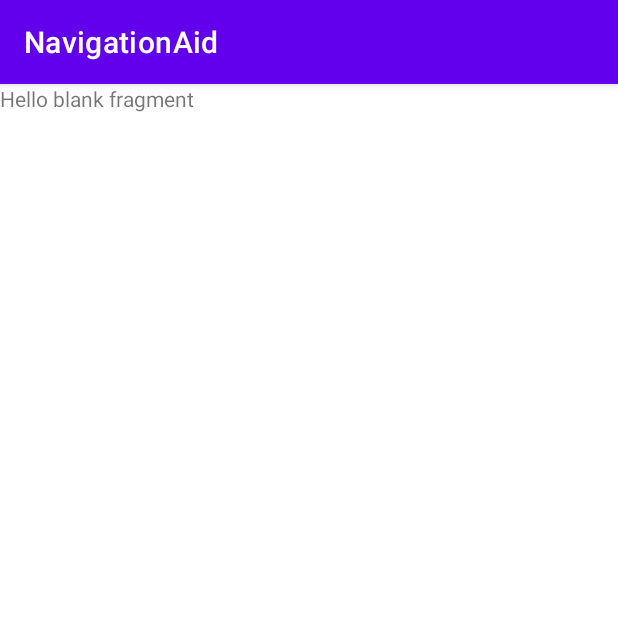
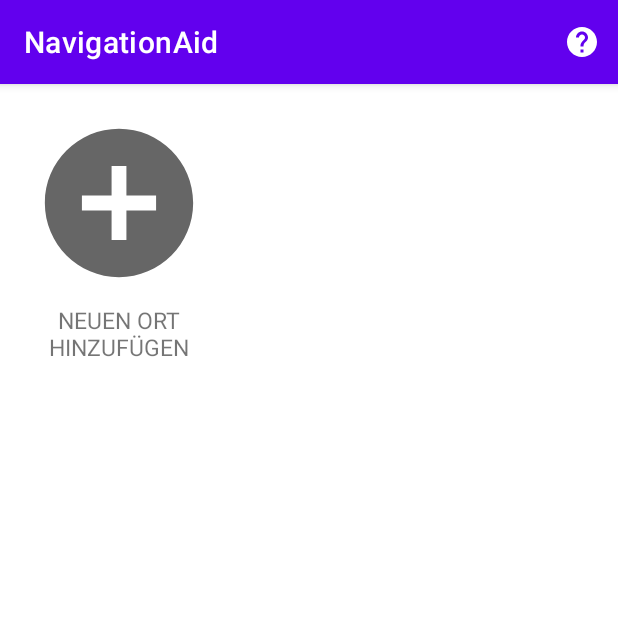
Before and after one commit to GumiBear93/NavigationAid, an Android app: the PlacesFragment screen opened through its navigation route, on a phone screen of 412 x 824 dp, the top half of it. Run offline under Robolectric (Android 15) with nearby library versions, the phone set to English and light mode, and no system bars.

Commit message:
set up basic Recycler View with Adapter in PlacesFragment.kt

```diff
--- a/app/src/main/java/com/example/navigationaid/HomeFragment.kt
+++ b/app/src/main/java/com/example/navigationaid/HomeFragment.kt
@@ -5,6 +5,7 @@ import android.view.LayoutInflater
 import android.view.View
 import android.view.ViewGroup
 import androidx.fragment.app.Fragment
+import androidx.navigation.fragment.findNavController
 import com.example.navigationaid.databinding.FragmentHomeBinding
 
 
@@ -20,6 +21,19 @@ class HomeFragment : Fragment() {
         return binding.root
     }
 
+    override fun onViewCreated(view: View, savedInstanceState: Bundle?) {
+        super.onViewCreated(view, savedInstanceState)
+        //take user to List of Places in PlacesFragment
+        binding.myPlaces.setOnClickListener {
+            findNavController().navigate(R.id.action_homeFragment_to_placesFragment)
+        }
+
+        //take user to take Quiz in QuizContainerFragment
+        binding.takeQuiz.setOnClickListener {
+            findNavController().navigate(R.id.action_homeFragment_to_quizContainerFragment)
+        }
+    }
+
     override fun onDestroyView() {
         super.onDestroyView()
         _binding = null
--- a/app/src/main/java/com/example/navigationaid/MainActivity.kt
+++ b/app/src/main/java/com/example/navigationaid/MainActivity.kt
@@ -1,6 +1,8 @@
 package com.example.navigationaid
 
 import android.os.Bundle
+import android.view.Menu
+import android.view.MenuInflater
 import androidx.appcompat.app.AppCompatActivity
 import androidx.navigation.NavController
 import androidx.navigation.fragment.NavHostFragment
@@ -20,4 +22,11 @@ class MainActivity : AppCompatActivity(R.layout.activity_main) {
     override fun onSupportNavigateUp(): Boolean {
         return navController.navigateUp() || super.onSupportNavigateUp()
     }
+
+    // shows Help-Symbol on each screen for user support
+    override fun onCreateOptionsMenu(menu: Menu): Boolean {
+        val inflater: MenuInflater = menuInflater
+        inflater.inflate(R.menu.layout_menu, menu)
+        return true
+    }
 }
--- /dev/null
+++ b/app/src/main/java/com/example/navigationaid/PlacesAdapter.kt
@@ -0,0 +1,43 @@
+package com.example.navigationaid
+
+import android.view.LayoutInflater
+import android.view.View
+import android.view.ViewGroup
+import android.widget.ImageView
+import android.widget.TextView
+import androidx.recyclerview.widget.RecyclerView
+
+class PlacesAdapter :
+    RecyclerView.Adapter<PlacesAdapter.PlaceViewHolder>(){
+
+    //placeholder for size of list of places, empty right now
+    private val placesList = listOf<Int>()
+
+    class PlaceViewHolder(val view: View) : RecyclerView.ViewHolder(view) {
+        //name of place
+        val textView = view.findViewById<TextView>(R.id.textView)
+        //image of place
+        val imageView = view.findViewById<ImageView>(R.id.imageView)
+        //if last item in list, it can be clicked to add new place
+    }
+
+    override fun getItemCount(): Int {
+        //return number of places plus one for adding new places
+        return placesList.size + 1
+    }
+
+    override fun onCreateViewHolder(parent: ViewGroup, viewType: Int): PlaceViewHolder {
+        val layout = LayoutInflater.from(parent.context).inflate(R.layout.route_item_view, parent, false)
+        return PlaceViewHolder(layout)
+    }
+
+    override fun onBindViewHolder(holder: PlaceViewHolder, position: Int) {
+        if (position >= placesList.size) {
+            holder.textView.setText(R.string.add_new_place)
+            holder.imageView.setImageResource(R.drawable.ic_baseline_add_circle_24)
+        } else {
+            holder.textView.text = "Sample Text"
+            holder.imageView.setImageResource(R.drawable.ic_launcher_foreground)
+        }
+    }
+}
--- a/app/src/main/java/com/example/navigationaid/PlacesFragment.kt
+++ b/app/src/main/java/com/example/navigationaid/PlacesFragment.kt
@@ -5,55 +5,33 @@ import android.view.LayoutInflater
 import android.view.View
 import android.view.ViewGroup
 import androidx.fragment.app.Fragment
+import androidx.navigation.fragment.findNavController
+import androidx.recyclerview.widget.GridLayoutManager
+import com.example.navigationaid.databinding.FragmentPlacesBinding
 
-// TODO: Rename parameter arguments, choose names that match
-// the fragment initialization parameters, e.g. ARG_ITEM_NUMBER
-private const val ARG_PARAM1 = "param1"
-private const val ARG_PARAM2 = "param2"
-
-/**
- * A simple [Fragment] subclass.
- * Use the [PlacesFragment.newInstance] factory method to
- * create an instance of this fragment.
- */
 class PlacesFragment : Fragment() {
-    // TODO: Rename and change types of parameters
-    private var param1: String? = null
-    private var param2: String? = null
-
-    override fun onCreate(savedInstanceState: Bundle?) {
-        super.onCreate(savedInstanceState)
-        arguments?.let {
-            param1 = it.getString(ARG_PARAM1)
-            param2 = it.getString(ARG_PARAM2)
-        }
-    }
+    private var _binding: FragmentPlacesBinding? = null
+    private val binding get() = _binding!!
 
     override fun onCreateView(
         inflater: LayoutInflater, container: ViewGroup?,
         savedInstanceState: Bundle?
     ): View? {
-        // Inflate the layout for this fragment
-        return inflater.inflate(R.layout.fragment_places, container, false)
+        _binding = FragmentPlacesBinding.inflate(inflater, container, false)
+        return binding.root
     }
 
-    companion object {
-        /**
-         * Use this factory method to create a new instance of
-         * this fragment using the provided parameters.
-         *
-         * @param param1 Parameter 1.
-         * @param param2 Parameter 2.
-         * @return A new instance of fragment PlacesFragment.
-         */
-        // TODO: Rename and change types and number of parameters
-        @JvmStatic
-        fun newInstance(param1: String, param2: String) =
-            PlacesFragment().apply {
-                arguments = Bundle().apply {
-                    putString(ARG_PARAM1, param1)
-                    putString(ARG_PARAM2, param2)
-                }
-            }
+    override fun onViewCreated(view: View, savedInstanceState: Bundle?) {
+        super.onViewCreated(view, savedInstanceState)
+        binding.recyclerView.layoutManager = GridLayoutManager(this.requireContext(), 3)
+        binding.recyclerView.adapter = PlacesAdapter()
+    }
+
+    fun createNewPlace() {
+        findNavController().navigate(R.id.action_placesFragment_to_placeEditorFragment)
+    }
+
+    fun choosePlace() {
+        findNavController().navigate(R.id.action_placesFragment_to_routesFragment)
     }
 }
--- /dev/null
+++ b/app/src/main/res/drawable/ic_baseline_add_circle_24.xml
@@ -0,0 +1,10 @@
+<vector xmlns:android="http://schemas.android.com/apk/res/android"
+    android:width="24dp"
+    android:height="24dp"
+    android:viewportWidth="24"
+    android:viewportHeight="24"
+    android:tint="?attr/colorControlNormal">
+  <path
+      android:fillColor="@android:color/white"
+      android:pathData="M12,2C6.48,2 2,6.48 2,12s4.48,10 10,10 10,-4.48 10,-10S17.52,2 12,2zM17,13h-4v4h-2v-4L7,13v-2h4L11,7h2v4h4v2z"/>
+</vector>
--- /dev/null
+++ b/app/src/main/res/drawable/ic_baseline_help_24.xml
@@ -0,0 +1,10 @@
+<vector xmlns:android="http://schemas.android.com/apk/res/android"
+    android:width="24dp"
+    android:height="24dp"
+    android:viewportWidth="24"
+    android:viewportHeight="24"
+    android:tint="?attr/colorControlNormal">
+  <path
+      android:fillColor="@android:color/white"
+      android:pathData="M12,2C6.48,2 2,6.48 2,12s4.48,10 10,10 10,-4.48 10,-10S17.52,2 12,2zM13,19h-2v-2h2v2zM15.07,11.25l-0.9,0.92C13.45,12.9 13,13.5 13,15h-2v-0.5c0,-1.1 0.45,-2.1 1.17,-2.83l1.24,-1.26c0.37,-0.36 0.59,-0.86 0.59,-1.41 0,-1.1 -0.9,-2 -2,-2s-2,0.9 -2,2L8,9c0,-2.21 1.79,-4 4,-4s4,1.79 4,4c0,0.88 -0.36,1.68 -0.93,2.25z"/>
+</vector>
--- a/app/src/main/res/layout/fragment_places.xml
+++ b/app/src/main/res/layout/fragment_places.xml
@@ -5,10 +5,10 @@
     android:layout_height="match_parent"
     tools:context=".PlacesFragment">
 
-    <!-- TODO: Update blank fragment layout -->
-    <TextView
+    <androidx.recyclerview.widget.RecyclerView
+        android:id="@+id/recycler_view"
+        android:layout_height="match_parent"
         android:layout_width="match_parent"
-        android:layout_height="match_parent"
-        android:text="@string/hello_blank_fragment" />
-
+        android:clipToPadding="false"
+        android:padding="16dp" />
 </FrameLayout>
--- /dev/null
+++ b/app/src/main/res/layout/route_item_view.xml
@@ -0,0 +1,31 @@
+<?xml version="1.0" encoding="utf-8"?>
+<androidx.constraintlayout.widget.ConstraintLayout xmlns:android="http://schemas.android.com/apk/res/android"
+    xmlns:app="http://schemas.android.com/apk/res-auto"
+    xmlns:tools="http://schemas.android.com/tools"
+    android:layout_width="match_parent"
+    android:layout_height="wrap_content"
+    android:layout_margin="4dp">
+
+    <ImageView
+        android:id="@+id/imageView"
+        android:layout_width="0dp"
+        android:layout_height="0dp"
+        android:scaleType="centerCrop"
+        app:layout_constraintDimensionRatio="H,1:1"
+        app:layout_constraintStart_toStartOf="parent"
+        app:layout_constraintEnd_toEndOf="parent"
+        app:layout_constraintTop_toTopOf="parent"
+        tools:src="@tools:sample/backgrounds/scenic"/>
+
+    <TextView
+        android:id="@+id/textView"
+        android:layout_width="match_parent"
+        android:layout_height="wrap_content"
+        android:gravity="center_horizontal"
+        android:textAllCaps="true"
+        android:textSize="15sp"
+        android:padding="8dp"
+        app:layout_constraintTop_toBottomOf="@id/imageView"
+        tools:text="name of place here"/>
+
+</androidx.constraintlayout.widget.ConstraintLayout>
--- /dev/null
+++ b/app/src/main/res/menu/layout_menu.xml
@@ -0,0 +1,8 @@
+<?xml version="1.0" encoding="utf-8"?>
+<menu xmlns:android="http://schemas.android.com/apk/res/android"
+    xmlns:app="http://schemas.android.com/apk/res-auto">
+    <item android:id="@+id/action_switch_layout"
+        android:title="@string/hint"
+        android:icon="@drawable/ic_baseline_help_24"
+        app:showAsAction="always" />
+</menu>
--- a/app/src/main/res/values/strings.xml
+++ b/app/src/main/res/values/strings.xml
@@ -4,4 +4,6 @@
     <string name="hello_blank_fragment">Hello blank fragment</string>
     <string name="my_places">Meine Orte</string>
     <string name="take_quiz">Quiz nehmen</string>
+    <string name="hint">Hilfestellung</string>
+    <string name="add_new_place">neuen Ort hinzufügen</string>
 </resources>
```
